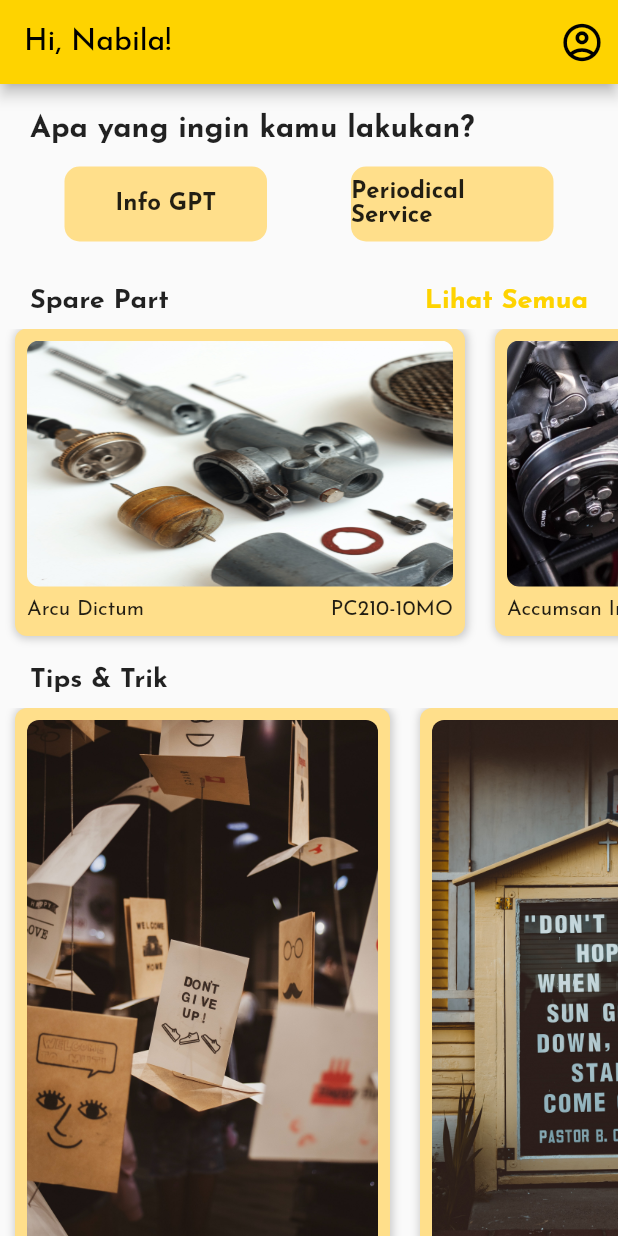
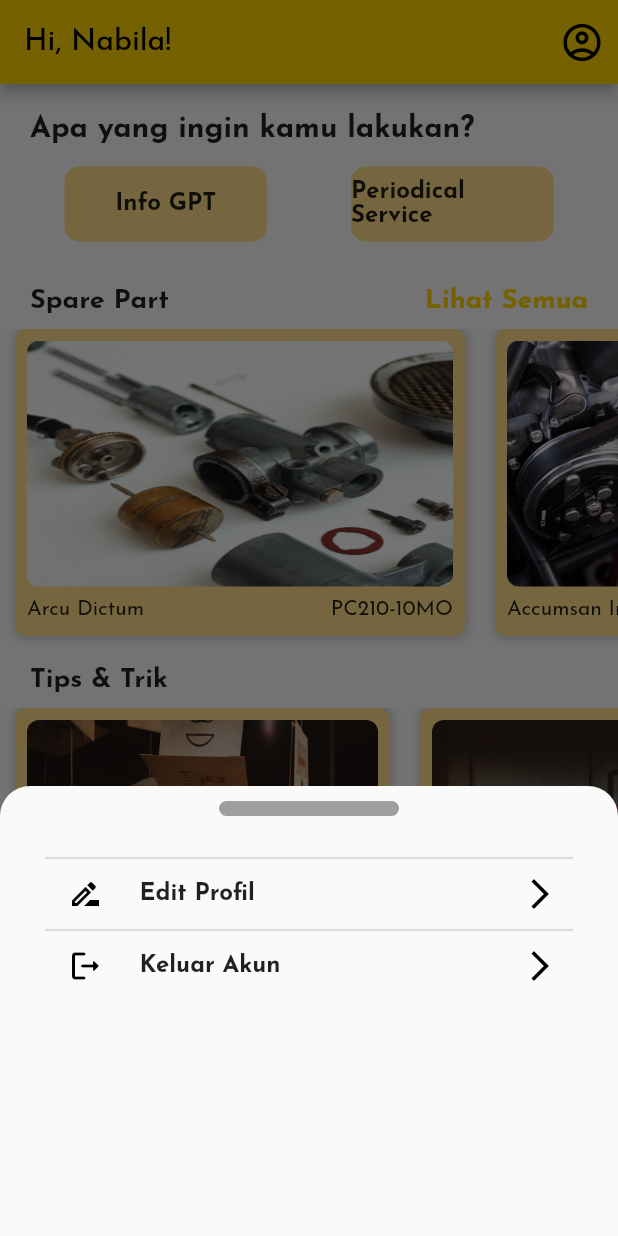
Before and after one commit to Bila18/gpp_mobile, a Flutter app: the HomeView screen opened directly, after a tap on the "account circle" icon, on a phone screen of 412 x 824 dp. Run offline on Flutter 3.47's test engine with Material 2 defaults, Android fonts, the phone set to English and light mode, and no system bars; our stand-ins replace google_fonts.

Commit message:
Make modal bottom sheet for icon profile

```diff
--- a/lib/views/home_view.dart
+++ b/lib/views/home_view.dart
@@ -1,9 +1,11 @@
 import 'package:flutter/material.dart';
 import 'package:gpp_mobile/models/spare_parts.dart';
+import 'package:gpp_mobile/utils/widgets.dart';
 import 'package:gpp_mobile/views/info_gpt_view.dart';
 import '../utils/color_pallete.dart';
 import '../utils/spare_part_card.dart';
 import '../utils/tips_trik_card.dart';
+import 'login_view.dart';
 
 class HomeView extends StatefulWidget {
   const HomeView({super.key});
@@ -25,7 +27,101 @@ class _HomeViewState extends State<HomeView> {
         automaticallyImplyLeading: false,
         actions: [
           IconButton(
-            onPressed: () {},
+            onPressed: () {
+              showModalBottomSheet(
+                context: context,
+                builder: (context) => SizedBox(
+                  height: 300,
+                  child: Column(
+                    children: [
+                      Padding(
+                        padding: const EdgeInsets.only(top: 10, bottom: 20),
+                        child: Container(
+                          height: 10,
+                          width: 120,
+                          decoration: BoxDecoration(
+                            borderRadius: BorderRadius.circular(10),
+                            color: Colors.grey,
+                          ),
+                        ),
+                      ),
+                      const Divider(
+                        indent: 30,
+                        endIndent: 30,
+                        thickness: 1.5,
+                      ),
+                      ListTile(
+                        onTap: () {
+                          // Navigator.push(
+                          //   context,
+                          //   MaterialPageRoute(
+                          //     builder: (context) => const EditProfileView(),
+                          //   ),
+                          // );
+                        },
+                        contentPadding: const EdgeInsets.fromLTRB(45, 0, 40, 0),
+                        leading: const Icon(
+                          Icons.drive_file_rename_outline_outlined,
+                          color: Colors.black,
+                        ),
+                        title: const Text(
+                          'Edit Profil',
+                          style: TextStyle(
+                              fontSize: 16, fontWeight: FontWeight.bold),
+                        ),
+                        trailing: const Icon(
+                          Icons.arrow_forward_ios_outlined,
+                          color: Colors.black,
+                        ),
+                        dense: true,
+                        visualDensity:
+                            const VisualDensity(vertical: -4, horizontal: -4),
+                      ),
+                      const Divider(
+                        indent: 30,
+                        endIndent: 30,
+                        thickness: 1.5,
+                      ),
+                      ListTile(
+                        onTap: () {
+                          popUp(context, 'assets/images/logout.png',
+                              'Apakah anda yakin ingin keluar?', () {
+                            Navigator.push(
+                              context,
+                              MaterialPageRoute(
+                                builder: (context) => const LoginView(),
+                              ),
+                            );
+                          });
+                        },
+                        contentPadding: const EdgeInsets.fromLTRB(45, 0, 40, 0),
+                        leading: const Icon(
+                          Icons.logout_rounded,
+                          color: Colors.black,
+                        ),
+                        title: const Text(
+                          'Keluar Akun',
+                          style: TextStyle(
+                              fontSize: 16, fontWeight: FontWeight.bold),
+                        ),
+                        trailing: const Icon(
+                          Icons.arrow_forward_ios_outlined,
+                          color: Colors.black,
+                        ),
+                        dense: true,
+                        visualDensity:
+                            const VisualDensity(vertical: -4, horizontal: -4),
+                      ),
+                    ],
+                  ),
+                ),
+                shape: const RoundedRectangleBorder(
+                  borderRadius: BorderRadius.vertical(
+                    top: Radius.circular(20),
+                  ),
+                ),
+              );
+            },
             icon: const Icon(
               Icons.account_circle_outlined,
               color: Colors.black,
```
Also changed, not shown: lib/utils/widgets.dart (added, +76 -0 lines), assets/images/logout.png (added).
